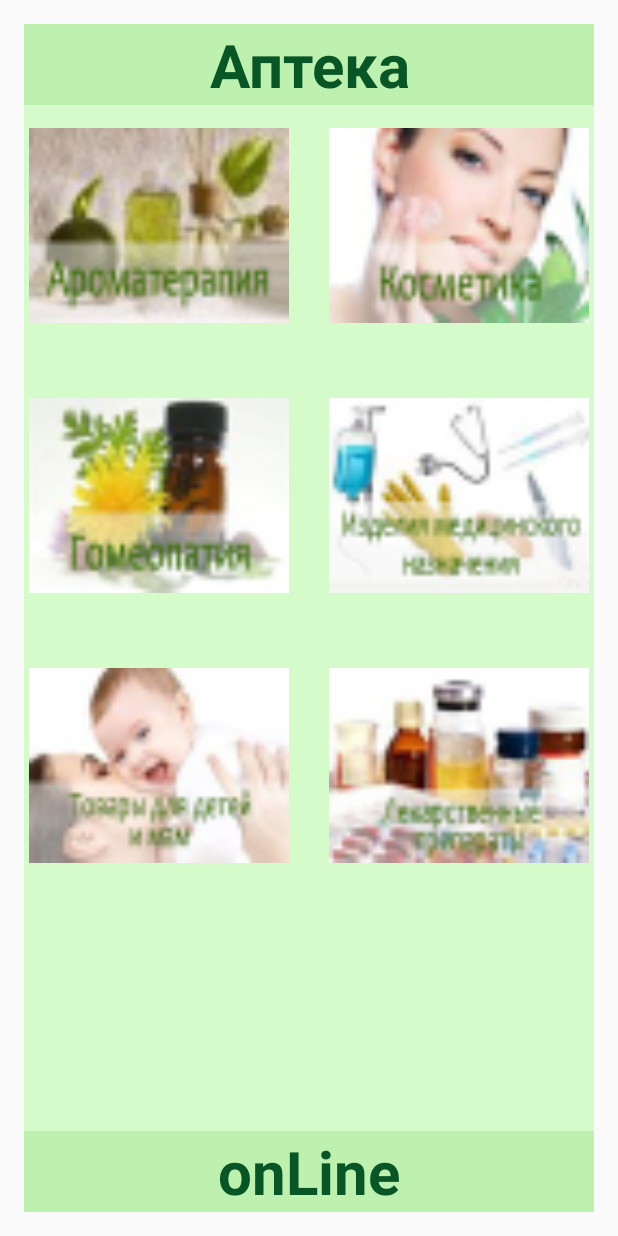
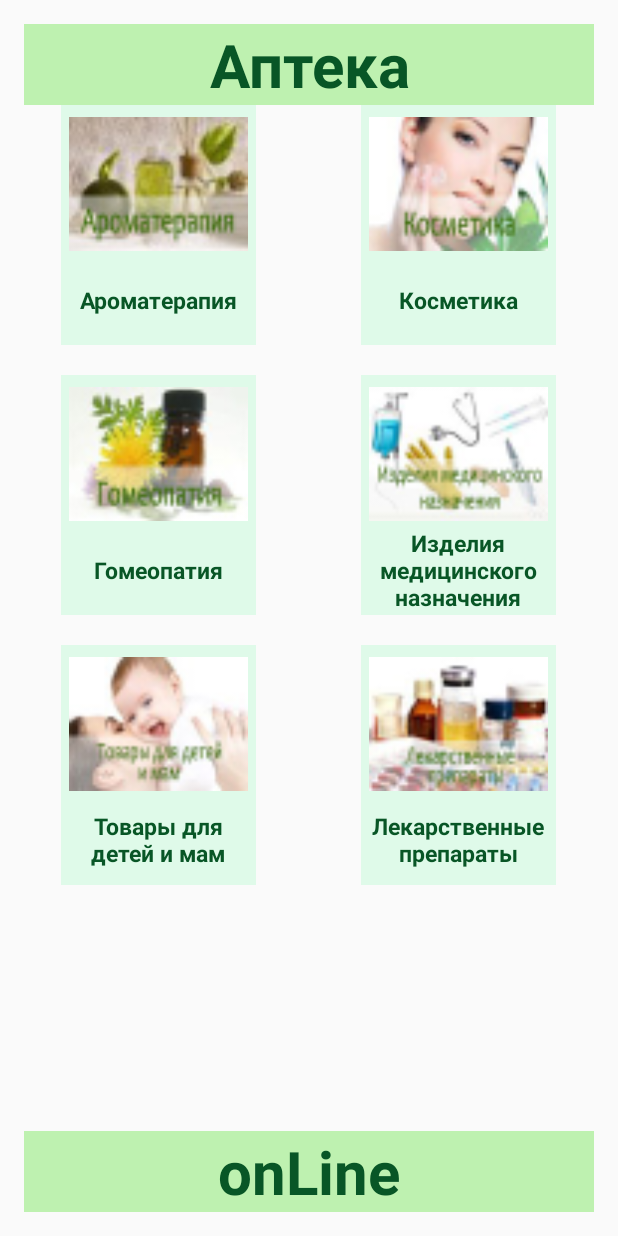
Before and after one commit to igor9052/oa-android-pharmacy, an Android app: the CatalogActivity screen opened directly, with no data from a screen before it, on a phone screen of 412 x 824 dp. Run offline under Robolectric (Android 15) with nearby library versions, the phone set to English and light mode, and no system bars.

Commit message:
fix activity

```diff
--- a/app/src/main/java/android/oa/com/ua/pharmacy/activity/CatalogActivity.java
+++ b/app/src/main/java/android/oa/com/ua/pharmacy/activity/CatalogActivity.java
@@ -2,16 +2,14 @@ package android.oa.com.ua.pharmacy.activity;
 
 import android.app.Activity;
 
-import android.content.Context;
+
 import android.content.Intent;
 import android.oa.com.ua.pharmacy.R;
 import android.os.Bundle;
+import android.view.Menu;
 import android.view.View;
-import android.view.ViewGroup;
 import android.widget.AdapterView;
-import android.widget.BaseAdapter;
 import android.widget.GridView;
-import android.widget.ImageView;
 
 
 public class CatalogActivity extends Activity {
@@ -21,10 +19,8 @@ public class CatalogActivity extends Activity {
     protected void onCreate(Bundle savedInstanceState) {
         super.onCreate(savedInstanceState);
         setContentView(R.layout.activity_menu_grid);
-
         gridView = (GridView) findViewById(R.id.gridView);
-        gridView.setAdapter(new ImageAdapter(this));
-
+        gridView.setAdapter(new ImageTextAdapterMenu(this));
         gridView.setOnItemClickListener(new AdapterView.OnItemClickListener() {
             @Override
             public void onItemClick(AdapterView<?> parent, View view, int position, long id) {
@@ -34,39 +30,12 @@ public class CatalogActivity extends Activity {
                 startActivity(i);
             }
         });
-
-    }
-
-}
-
-class ImageAdapter extends BaseAdapter {
-    private Context mContext;
-    private Integer[] mThumbIds = {R.drawable.aromat, R.drawable.cosmet, R.drawable.gomeo, R.drawable.med, R.drawable.mom_child, R.drawable.preparaty};
-
-    public ImageAdapter(Context context) {
-        this.mContext = context;
     }
 
     @Override
-    public int getCount() {
-        return mThumbIds.length;
-    }
-
-    @Override
-    public Object getItem(int position) {
-        return mThumbIds[position];
-    }
-
-    @Override
-    public long getItemId(int position) {
-        return 0;
-    }
-
-    @Override
-    public View getView(int position, View convertView, ViewGroup parent) {
-        ImageView imageView = new ImageView(mContext);
-        imageView.setImageResource(mThumbIds[position]);
-        imageView.setLayoutParams(new GridView.LayoutParams(260, 240));
-        return imageView;
+    public boolean onCreateOptionsMenu(Menu menu) {
+        // Inflate the menu; this adds items to the action bar if it is present.
+        getMenuInflater().inflate(R.menu.menu_item_list, menu);
+        return true;
     }
 }
--- /dev/null
+++ b/app/src/main/java/android/oa/com/ua/pharmacy/activity/ImageTextAdapterMenu.java
@@ -0,0 +1,54 @@
+package android.oa.com.ua.pharmacy.activity;
+
+import android.content.Context;
+import android.oa.com.ua.pharmacy.R;
+import android.view.LayoutInflater;
+import android.view.View;
+import android.view.ViewGroup;
+import android.widget.BaseAdapter;
+import android.widget.ImageView;
+import android.widget.TextView;
+
+
+public class ImageTextAdapterMenu extends BaseAdapter {
+    private Context mContext;
+    private Integer[] mThumbIds = {R.drawable.aromat,R.drawable.cosmet,R.drawable.gomeo,R.drawable.med,R.drawable.mom_child,R.drawable.preparaty};
+    private String[] textArray = {"Ароматерапия","Косметика","Гомеопатия","Изделия медицинского назначения","Товары для детей и мам","Лекарственные препараты"};
+
+    public ImageTextAdapterMenu(Context context){
+        this.mContext=context;
+    }
+
+    @Override
+    public int getCount() {
+        return mThumbIds.length;
+    }
+
+    @Override
+    public Object getItem(int position) {
+        return mThumbIds[position];
+    }
+
+    @Override
+    public long getItemId(int position) {
+        return position;
+    }
+
+    @Override
+    public View getView(int position, View convertView, ViewGroup parent) {
+        View grid;
+        if (convertView == null) {
+            grid = new View(mContext);
+            //LayoutInflater inflater = getLayoutInflater();
+            LayoutInflater inflater = (LayoutInflater) mContext.getSystemService( Context.LAYOUT_INFLATER_SERVICE );
+            grid = inflater.inflate(R.layout.cell_of_item_grid, parent, false);
+        } else {
+            grid = (View) convertView;
+        }
+        ImageView imageView = (ImageView) grid.findViewById(R.id.image_view_grid);
+        TextView textView = (TextView) grid.findViewById(R.id.text_view_grid);
+        imageView.setImageResource(mThumbIds[position]);
+        textView.setText(textArray[position]);
+        return grid;
+    }
+}
--- a/app/src/main/res/layout/activity_menu_grid.xml
+++ b/app/src/main/res/layout/activity_menu_grid.xml
@@ -11,14 +11,14 @@
 
     <TextView
         android:id="@+id/textLogo1"
-        android:text="@string/text_Logo1"
+        android:layout_width="match_parent"
 
-        android:layout_width="match_parent"
         android:layout_height="wrap_content"
+        android:background="#a19bed86"
 
         android:gravity="center"
+        android:text="@string/text_Logo1"
         android:textColor="#ff085626"
-        android:background="#a19bed86"
         android:textSize="40dp"
         android:textStyle="bold" />
 
@@ -26,25 +26,23 @@
         android:id="@+id/gridView"
         android:layout_width="wrap_content"
         android:layout_height="wrap_content"
-
         android:layout_weight="1"
         android:gravity="center"
-        android:background="#364dff20"
+        android:horizontalSpacing="20dp"
         android:numColumns="2"
-        android:horizontalSpacing="20dp"
         android:verticalSpacing="20dp">
 
     </GridView>
 
     <TextView
         android:id="@+id/textLogo2"
-        android:text="@string/text_Logo2"
+        android:layout_width="match_parent"
 
-        android:layout_width="match_parent"
         android:layout_height="wrap_content"
+        android:background="#a19bed86"
 
         android:gravity="center"
-        android:background="#a19bed86"
+        android:text="@string/text_Logo2"
         android:textColor="#ff085626"
         android:textSize="40dp"
         android:textStyle="bold" />
--- /dev/null
+++ b/app/src/main/res/layout/cell_of_item_grid.xml
@@ -0,0 +1,30 @@
+<?xml version="1.0" encoding="utf-8"?>
+<LinearLayout xmlns:android="http://schemas.android.com/apk/res/android"
+    android:layout_width="wrap_content"
+    android:layout_height="wrap_content"
+    android:background="#1e11f764"
+    android:orientation="vertical">
+
+    <ImageView
+        android:id="@+id/image_view_grid"
+        android:layout_width="130dp"
+        android:layout_height="100dp"
+        android:paddingLeft="5dp"
+        android:paddingRight="5dp"
+        android:paddingTop="5dp"
+
+        android:src="@drawable/mom_child" />
+
+    <TextView
+        android:id="@+id/text_view_grid"
+
+        android:layout_width="130dp"
+        android:layout_height="60dp"
+        android:gravity="center"
+        android:text="@string/text_med"
+        android:textColor="#ff085626"
+
+        android:textSize="15sp"
+        android:textStyle="bold" />
+
+</LinearLayout>
--- a/app/src/main/res/values/strings.xml
+++ b/app/src/main/res/values/strings.xml
@@ -12,5 +12,11 @@
     <string name="text_Logo1">Аптека</string>
     <string name="text_Logo2">onLine</string>
 
+    <string name="text_arom">Ароматерапия</string>
+    <string name="text_gome">Гомеопатия</string>
+    <string name="text_med">Изделия медицинского назначения</string>
+    <string name="text_cosm">Косметика</string>
+    <string name="text_mom">Товары для детей и мам</string>
+    <string name="text_prep">Лекарственные препараты</string>
 
 </resources>
```
Also changed, not shown: app/src/main/AndroidManifest.xml (+8 -3 lines), app/src/main/java/android/oa/com/ua/pharmacy/activity/ProductScreenActivity.java (added, +16 -0 lines), app/src/main/java/android/oa/com/ua/pharmacy/activity/SplashScreenActivity.java (+8 -1 lines), app/src/main/res/layout/activity_product_category.xml (added, +67 -0 lines), app/src/main/res/layout/activity_splash.xml (+13 -12 lines).
